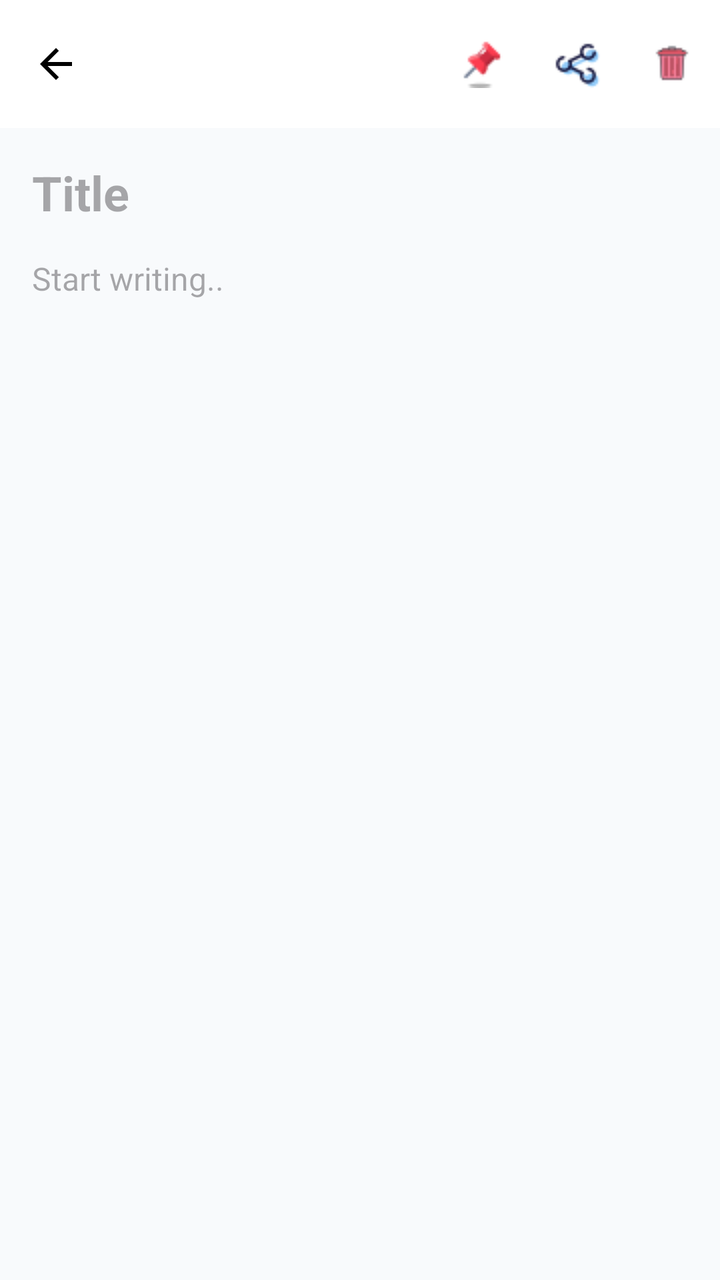
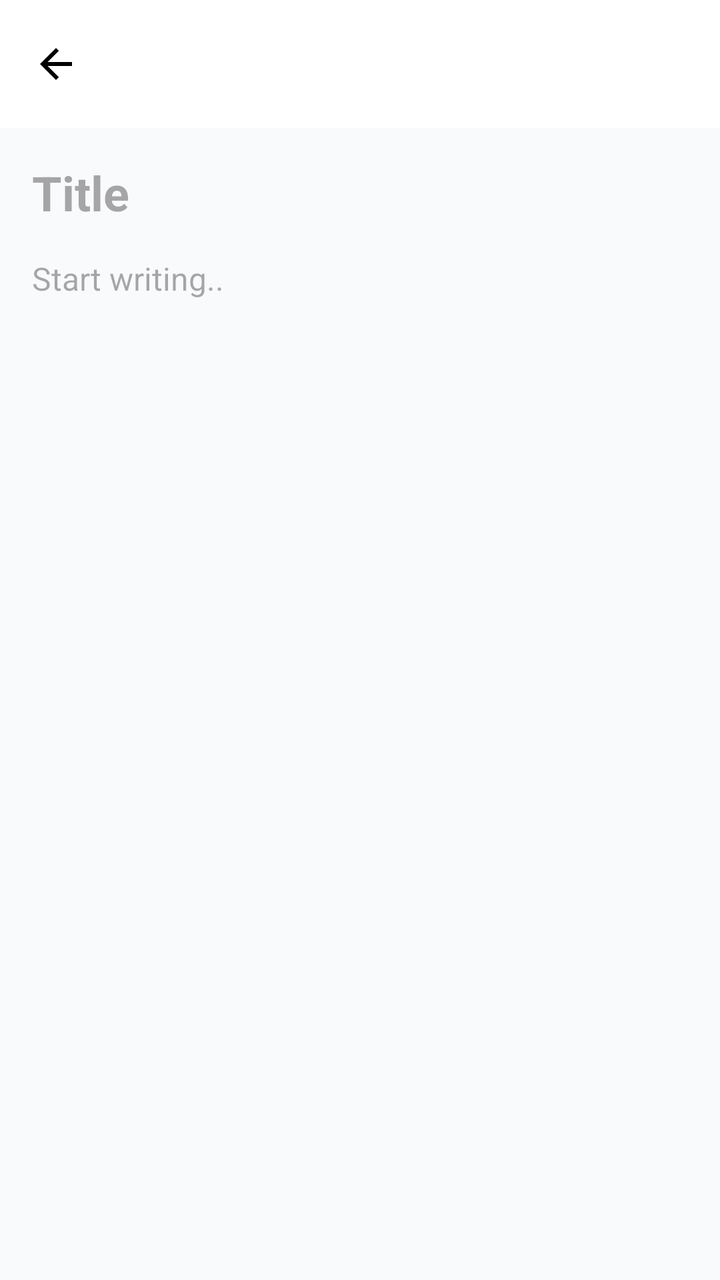

Compare the two renders of this Android layout. The source of the first and the diff that turns it into the second are given below.
<!-- AndroidManifest.xml: application theme Theme.NoteIt -->
<!-- res/layout/activity_note_editor.xml -->
<?xml version="1.0" encoding="utf-8"?>
<LinearLayout
    xmlns:android="http://schemas.android.com/apk/res/android"
    xmlns:app="http://schemas.android.com/apk/res-auto"
    xmlns:tools="http://schemas.android.com/tools"
    android:id="@+id/main"
    android:layout_width="match_parent"
    android:layout_height="match_parent"
    android:orientation="vertical"
    tools:context=".NoteEditorActivity">


    <com.google.android.material.appbar.MaterialToolbar
        android:id="@+id/tabNote"
        android:layout_width="match_parent"
        android:layout_height="?attr/actionBarSize"
        android:background="@color/white"
        app:navigationIcon="@drawable/ic_arrow_back"
        app:titleTextColor="@color/black"
        app:menu="@menu/note_menu"
        />


    <EditText
        android:id="@+id/edtTitle"
        android:layout_width="match_parent"
        android:layout_height="wrap_content"
        android:hint="Title"
        android:textSize="24sp"
        android:textStyle="bold"
        android:background="@android:color/transparent"
        android:padding="16dp"
        android:textColor="@color/black"/>

    <EditText
        android:id="@+id/edtContent"
        android:layout_width="match_parent"
        android:layout_height="wrap_content"
        android:hint="Start writing.."
        android:background="@android:color/transparent"
        android:paddingHorizontal="16dp"
        android:paddingBottom="16dp"
        android:inputType="textMultiLine|textCapSentences"
        android:textSize="16sp"
        android:scrollbars="vertical"
        />



</LinearLayout>
<!-- resources referenced by this layout -->
<resources>
  <color name="black">#FF000000</color>
  <color name="white">#FFFFFFFF</color>
  <!-- drawable ic_arrow_back (drawable) -->
  <vector xmlns:android="http://schemas.android.com/apk/res/android" android:autoMirrored="true" android:height="24dp" android:tint="#000000" android:viewportHeight="960" android:viewportWidth="960" android:width="24dp">
        
      <path android:fillColor="@android:color/white" android:pathData="M313,520L537,744L480,800L160,480L480,160L537,216L313,440L800,440L800,520L313,520Z"/>
      
  </vector>
  <style name="Theme.NoteIt" parent="Base.Theme.NoteIt" />
  <style name="Base.Theme.NoteIt" parent="Theme.Material3.DayNight.NoActionBar">
          
          <item name="colorPrimary">@color/primary</item>
          <item name="colorOnPrimary">@color/white</item>
          <item name="colorPrimaryContainer">@color/primary_container</item>
          <item name="colorSecondary">@color/secondary</item>
          <item name="android:windowBackground">@color/background</item>
          <item name="colorSurface">@color/surface</item>
          <item name="colorError">@color/error</item>
      </style>
  <color name="primary">#4F46E5</color>
  <color name="primary_container">#E0E7FF</color>
  <color name="secondary">#6366F1</color>
  <color name="background">#F8FAFC</color>
  <color name="surface">#FFFFFF</color>
  <color name="error">#EF4444</color>
</resources>

<!-- the commit's change to res/layout/activity_note_editor.xml (unified diff, before → after) -->
@@ -17,7 +17,6 @@
         android:background="@color/white"
         app:navigationIcon="@drawable/ic_arrow_back"
         app:titleTextColor="@color/black"
-        app:menu="@menu/note_menu"
         />
 
 
